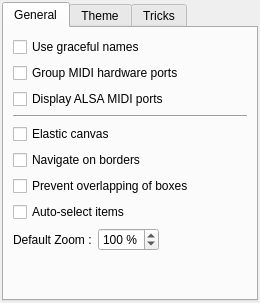
This is resources/ui/canvas_options.ui in Houston4444/HoustonPatchbay as Qt 5 draws it before an edit. The edited form follows.
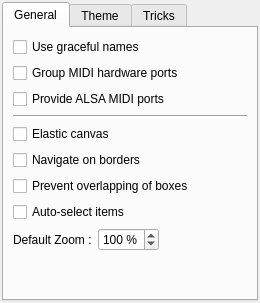
This is the edited form. Icons and pictures are not drawn.

Commit message: change MIDI ALSA option name

Patch:
```diff
--- a/resources/ui/canvas_options.ui
+++ b/resources/ui/canvas_options.ui
@@ -66,7 +66,7 @@
            <item>
             <widget class="QCheckBox" name="checkBoxAlsa">
              <property name="text">
-              <string>Display ALSA MIDI ports</string>
+              <string>Provide ALSA MIDI ports</string>
              </property>
             </widget>
            </item>
```
